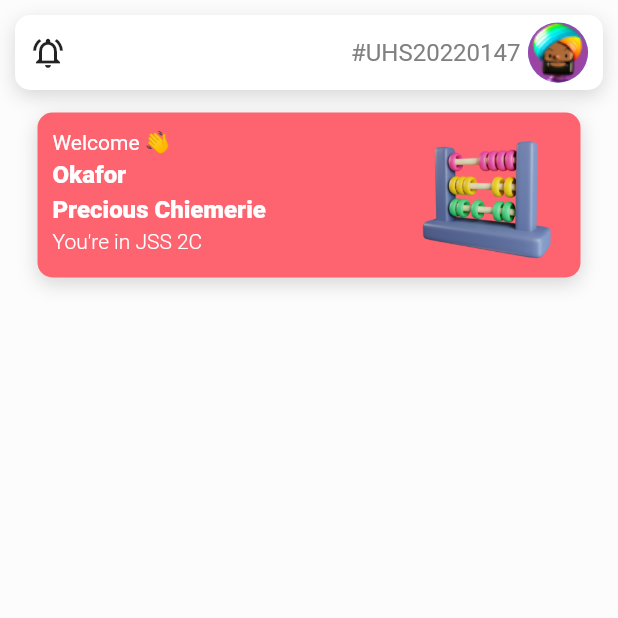
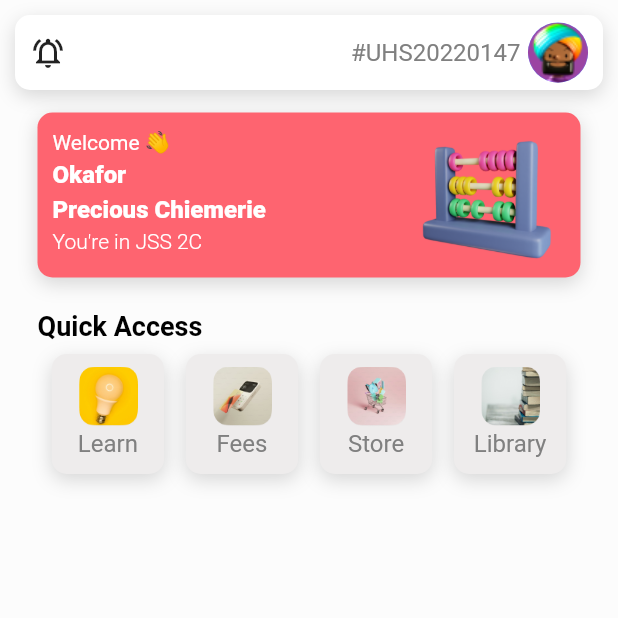
Before and after one commit to Bisecto/Simap-mobile, a Flutter app: the HomePage screen opened directly, on a phone screen of 412 x 824 dp, the top half of it. Run offline on Flutter 3.47's test engine with Material 3 defaults, Android fonts, the phone set to English and light mode, and no system bars; our stand-ins replace device_info_plus, flutter_svg, google_fonts, loading_animation_widget, local_auth, lottie and 3 more; missing offline and left inert: animated_icon, flutter_carousel_slider, flutter_vibrate; accounts and stored records are empty; Roboto replaces fonts that are missing (CeraPro).

Commit message:
HomeScreen Update: added Quick access container.

```diff
--- a/lib/res/app_colors.dart
+++ b/lib/res/app_colors.dart
@@ -23,6 +23,7 @@ class AppColors{
   static const Color lightShadowRed=Color(0xFFFAECE5);
   static const Color grey=Color(0xFFE8E8E8);
 
-
+///Containers Colors
+  static const Color quickAccessContainerColor=Color(0xFFEEECEC);
 
   }
--- a/lib/res/app_images.dart
+++ b/lib/res/app_images.dart
@@ -4,6 +4,10 @@ class AppImages {
   static const signal = '${_imageBaseUrl}signa.png';
   static const Abacus = '${_imageBaseUrl}abacus.png';
   static const logo = '${_imageBaseUrl}logo.png';
+  static const fees = '${_imageBaseUrl}fees.png';
+  static const learn = '${_imageBaseUrl}learn.png';
+  static const library = '${_imageBaseUrl}library.png';
+  static const store = '${_imageBaseUrl}store.png';
   static const person = '${_imageBaseUrl}person.png';
   static const appleadLogo = '${_imageBaseUrl}appleadLogo.png';
   static const simapLogo = '${_imageBaseUrl}simap_logo.png';
--- a/lib/view/app_screens/home_section/home_page.dart
+++ b/lib/view/app_screens/home_section/home_page.dart
@@ -1,6 +1,10 @@
 import 'package:flutter/material.dart';
+import 'package:simap/res/app_images.dart';
+import 'package:simap/view/app_screens/home_section/quick_access_container.dart';
 import 'package:simap/view/app_screens/home_section/welcome_container.dart';
+import 'package:simap/view/widgets/app_custom_text.dart';
 
+import '../../../res/app_colors.dart';
 import '../../widgets/appBar_widget.dart';
 
 class HomePage extends StatefulWidget {
@@ -15,7 +19,8 @@ class _HomePageState extends State<HomePage> {
   Widget build(BuildContext context) {
     return const Scaffold(
       backgroundColor: Color(0xFFFCFCFC),
-      body: SafeArea(child: Padding(
+      body: SafeArea(
+          child: Padding(
         padding: EdgeInsets.all(10.0),
         child: Column(
           children: [
@@ -23,8 +28,33 @@ class _HomePageState extends State<HomePage> {
             Padding(
               padding: EdgeInsets.all(15.0),
               child: Column(
+                crossAxisAlignment: CrossAxisAlignment.start,
                 children: [
-                  WelcomeContainer()
+                  WelcomeContainer(),
+                  SizedBox(
+                    height: 20,
+                  ),
+                  CustomText(
+                    text: 'Quick Access',
+                    size: 18,
+                    weight: FontWeight.bold,
+                    color: AppColors.black,
+                  ),
+                  Row(
+                    mainAxisAlignment: MainAxisAlignment.spaceEvenly,
+                    children: [
+                      QuickAccessContainer(
+                        text: 'Learn',
+                        img: AppImages.learn,
+                      ),
+                      QuickAccessContainer(
+                        text: 'Fees',
+                        img: AppImages.fees,
+                      ),
+                      QuickAccessContainer(text: 'Store', img: AppImages.store,),
+                      QuickAccessContainer(text: 'Library', img: AppImages.library,)
+                    ],
+                  )
                 ],
               ),
             )
--- /dev/null
+++ b/lib/view/app_screens/home_section/quick_access_container.dart
@@ -0,0 +1,42 @@
+import 'package:flutter/material.dart';
+import 'package:simap/res/app_images.dart';
+import 'package:simap/utills/app_utils.dart';
+import 'package:simap/view/widgets/app_custom_text.dart';
+
+import '../../../res/app_colors.dart';
+
+class QuickAccessContainer extends StatelessWidget {
+  final String img;
+  final String text;
+  const QuickAccessContainer({super.key,required this.text,required this.img});
+
+  @override
+  Widget build(BuildContext context) {
+    return Padding(
+      padding: const EdgeInsets.all(5.0),
+      child: Container(
+        width: AppUtils.deviceScreenSize(context).width / 5.5,
+        height: 80,
+        decoration: BoxDecoration(
+          color: AppColors.quickAccessContainerColor,
+          boxShadow: [
+            BoxShadow(
+              color: Colors.black.withOpacity(0.15),
+              spreadRadius: 0,
+              blurRadius: 10,
+              offset: const Offset(0, 4),
+            ),
+          ],
+          borderRadius: BorderRadius.circular(10),
+        ),
+        child: Column(
+          mainAxisAlignment: MainAxisAlignment.center,
+          children: [
+            Image.asset(img,height: 40,width: 40,),
+            CustomText(text: text,)
+          ],
+        ),
+      ),
+    );
+  }
+}
```
Also changed, not shown: assets/images/fees.png (added), assets/images/learn.png (added), assets/images/library.png (added), assets/images/store.png (added).
